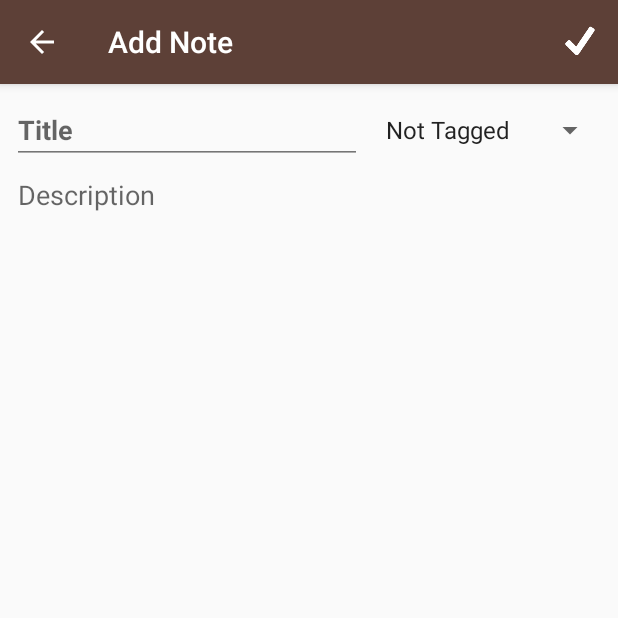
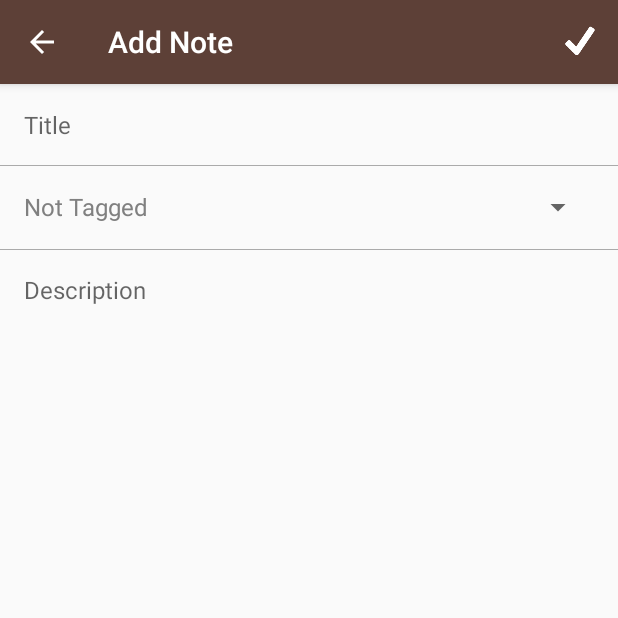
Before and after one commit to Mateaus/Note-Taking-App, an Android app: the screen it shows after launch (MainActivity), after a tap on an icon or button, on a phone screen of 412 x 824 dp, the top half of it. Run offline under Robolectric (Android 15) with nearby library versions, the phone set to English and light mode, and no system bars; our stand-ins replace ButterKnife, Room's generated code.

Commit message:
Re pushing changes since it didn't update for some reason.

```diff
--- a/app/src/main/java/com/example/mat/note_keeper/mainactivity/adapter/CategoryAdapter.java
+++ b/app/src/main/java/com/example/mat/note_keeper/mainactivity/adapter/CategoryAdapter.java
@@ -13,6 +13,7 @@ import com.example.mat.note_keeper.mainactivity.adapter.viewholder.TagListViewHo
 import com.example.mat.note_keeper.mainactivity.adapter.viewholder.TagsViewHolder;
 import com.example.mat.note_keeper.mainactivity.entity.TagCategory;
 import com.example.mat.note_keeper.mainactivity.listener.OnNewTagClickListener;
+import com.example.mat.note_keeper.mainactivity.listener.OnTagCategoryEditClickListener;
 import com.example.mat.note_keeper.mainactivity.listener.OnTagClickListener;
 import com.example.mat.note_keeper.mainactivity.model.DrawerLayoutMenuItem;
 
@@ -26,12 +27,14 @@ public class CategoryAdapter extends MultiTypeExpandableRecyclerViewAdapter<TagL
 
     private OnTagClickListener onTagClickListener;
     private OnNewTagClickListener onNewTagClickListener;
+    private OnTagCategoryEditClickListener onTagCategoryEditClickListener;
 
     public CategoryAdapter(List<? extends ExpandableGroup> groups, OnTagClickListener onTagClickListener,
-                           OnNewTagClickListener onNewTagClickListener) {
+                           OnNewTagClickListener onNewTagClickListener, OnTagCategoryEditClickListener onTagCategoryEditClickListener) {
         super(groups);
         this.onTagClickListener = onTagClickListener;
         this.onNewTagClickListener = onNewTagClickListener;
+        this.onTagCategoryEditClickListener = onTagCategoryEditClickListener;
     }
 
     @Override
@@ -71,6 +74,7 @@ public class CategoryAdapter extends MultiTypeExpandableRecyclerViewAdapter<TagL
 
     @Override
     public void onBindGroupViewHolder(TagListViewHolder holder, int flatPosition, ExpandableGroup group) {
+        holder.setEditTagClickListener(group, onTagCategoryEditClickListener);
         holder.setCategoryTag(group);
     }
 
--- a/app/src/main/java/com/example/mat/note_keeper/mainactivity/adapter/viewholder/TagListViewHolder.java
+++ b/app/src/main/java/com/example/mat/note_keeper/mainactivity/adapter/viewholder/TagListViewHolder.java
@@ -2,12 +2,15 @@ package com.example.mat.note_keeper.mainactivity.adapter.viewholder;
 
 import android.view.View;
 import android.view.animation.RotateAnimation;
+import android.widget.Button;
 import android.widget.ImageView;
 import android.widget.TextView;
 
 import com.example.mat.note_keeper.R;
 import com.example.mat.note_keeper.expandablerecyclerview.models.ExpandableGroup;
 import com.example.mat.note_keeper.expandablerecyclerview.viewholders.GroupViewHolder;
+import com.example.mat.note_keeper.mainactivity.entity.TagCategory;
+import com.example.mat.note_keeper.mainactivity.listener.OnTagCategoryEditClickListener;
 
 import butterknife.BindView;
 import butterknife.ButterKnife;
@@ -19,10 +22,8 @@ public class TagListViewHolder extends GroupViewHolder {
     @BindView(R.id.tv_tag_category)
     TextView categoryTag;
 
-    @BindView(R.id.iv_arrow_expand)
-    ImageView mArrowExpandImageView;
-
-    int initialCollapseCtn = 0;
+    @BindView(R.id.b_tag_edit_category)
+    Button categoryTagBtn;
 
     public TagListViewHolder(View itemView) {
         super(itemView);
@@ -36,31 +37,20 @@ public class TagListViewHolder extends GroupViewHolder {
     @Override
     public void expand() {
         super.expand();
-        animateExpand();
     }
 
     @Override
     public void collapse() {
         super.collapse();
-        if (initialCollapseCtn >= 1) {
-            animateCollapse();
-        }
-        initialCollapseCtn++;
     }
 
-    private void animateExpand() {
-        RotateAnimation rotate =
-                new RotateAnimation(360, 180, RELATIVE_TO_SELF, 0.5f, RELATIVE_TO_SELF, 0.5f);
-        rotate.setDuration(300);
-        rotate.setFillAfter(true);
-        mArrowExpandImageView.setAnimation(rotate);
-    }
-
-    private void animateCollapse() {
-        RotateAnimation rotate =
-                new RotateAnimation(180, 360, RELATIVE_TO_SELF, 0.5f, RELATIVE_TO_SELF, 0.5f);
-        rotate.setDuration(300);
-        rotate.setFillAfter(true);
-        mArrowExpandImageView.setAnimation(rotate);
+    public void setEditTagClickListener(final ExpandableGroup group,
+                                        final OnTagCategoryEditClickListener onTagCategoryEditClickListener) {
+        categoryTagBtn.setOnClickListener(new View.OnClickListener() {
+            @Override
+            public void onClick(View v) {
+                onTagCategoryEditClickListener.onTagEditClickListener(group);
+            }
+        });
     }
 }
--- a/app/src/main/java/com/example/mat/note_keeper/mainactivity/listener/OnTagCategoryEditClickListener.java
+++ b/app/src/main/java/com/example/mat/note_keeper/mainactivity/listener/OnTagCategoryEditClickListener.java
@@ -1,4 +1,7 @@
 package com.example.mat.note_keeper.mainactivity.listener;
 
+import com.example.mat.note_keeper.expandablerecyclerview.models.ExpandableGroup;
+
 public interface OnTagCategoryEditClickListener {
+    void onTagEditClickListener(ExpandableGroup group);
 }
--- a/app/src/main/java/com/example/mat/note_keeper/mainactivity/ui/MainActivity.java
+++ b/app/src/main/java/com/example/mat/note_keeper/mainactivity/ui/MainActivity.java
@@ -24,6 +24,7 @@ import androidx.recyclerview.widget.RecyclerView;
 import com.example.mat.note_keeper.R;
 import com.example.mat.note_keeper.color.entity.Theme;
 import com.example.mat.note_keeper.color.ui.ColorFragment;
+import com.example.mat.note_keeper.expandablerecyclerview.models.ExpandableGroup;
 import com.example.mat.note_keeper.mainactivity.MainViewModel;
 import com.example.mat.note_keeper.mainactivity.adapter.CategoryAdapter;
 import com.example.mat.note_keeper.mainactivity.adapter.ItemAdapter;
@@ -31,6 +32,7 @@ import com.example.mat.note_keeper.mainactivity.entity.Tag;
 import com.example.mat.note_keeper.mainactivity.entity.TagCategory;
 import com.example.mat.note_keeper.mainactivity.listener.OnMenuItemClickListener;
 import com.example.mat.note_keeper.mainactivity.listener.OnNewTagClickListener;
+import com.example.mat.note_keeper.mainactivity.listener.OnTagCategoryEditClickListener;
 import com.example.mat.note_keeper.mainactivity.listener.OnTagClickListener;
 import com.example.mat.note_keeper.mainactivity.listener.StatusBarListener;
 import com.example.mat.note_keeper.mainactivity.model.DrawerLayoutMenuItem;
@@ -49,7 +51,7 @@ import butterknife.BindView;
 import butterknife.ButterKnife;
 
 public class MainActivity extends AppCompatActivity implements StatusBarListener, OnTagClickListener,
-        OnMenuItemClickListener, OnNewTagClickListener {
+        OnMenuItemClickListener, OnNewTagClickListener, OnTagCategoryEditClickListener {
 
     @BindView(R.id.toolbar)
     Toolbar toolbar;
@@ -117,27 +119,13 @@ public class MainActivity extends AppCompatActivity implements StatusBarListener
             public void onChanged(List<DrawerLayoutMenuItem> drawerLayoutMenuItems) {
                 if (drawerLayoutMenuItems != null && drawerLayoutMenuItems.size() != 0) {
                     expandableAdapter.setTagList(drawerLayoutMenuItems);
+                    // Begins expanded keeps it expanded when changes happen
+                    if (!expandableAdapter.isGroupExpanded(0)) {
+                        expandableAdapter.toggleGroup(0);
+                    }
                 }
             }
         });
-/*
-        this.mainViewModel.getAllMenuItems().observe(this, new Observer<List<DrawerLayoutMenuItem>>() {
-            @Override
-            public void onChanged(List<DrawerLayoutMenuItem> drawerLayoutMenuItems) {
-                if (drawerLayoutMenuItems != null && drawerLayoutMenuItems.size() != 0) {
-                    itemAdapter.submitList(drawerLayoutMenuItems);
-                }
-            }
-        });
-*//*
-        this.mainViewModel.getAllTagMenuItems().observe(this, new Observer<List<DrawerLayoutMenuItem>>() {
-            @Override
-            public void onChanged(List<DrawerLayoutMenuItem> drawerLayoutMenuItems) {
-                if (drawerLayoutMenuItems != null && drawerLayoutMenuItems.size() != 0) {
-                    expandableAdapter.setTagList(drawerLayoutMenuItems);
-                }
-            }
-        });*/
 
         this.mainViewModel.getTheme().observe(this, new Observer<Theme>() {
             @Override
@@ -152,26 +140,6 @@ public class MainActivity extends AppCompatActivity implements StatusBarListener
                 }
             }
         });
-        // TODO: Replace tag categories to be instead a list of tags to then populate a tag category.
-        this.mainViewModel.getAllTagCategories().observe(this, new Observer<List<TagCategory>>() {
-            @Override
-            public void onChanged(List<TagCategory> tagCategories) {
-                if (tagCategories != null && tagCategories.size() != 0) {
-                    //expandableAdapter.setTagCategories(tagCategories);
-                }
-            }
-        });
-
-        this.mainViewModel.getAllNotesSize().observe(this, new Observer<Integer>() {
-            @Override
-            public void onChanged(Integer integer) {
-                if (integer != null) {
-                    //itemAdapter.getMenuItem(1).setMenuItemSize(integer);
-                }
-            }
-        });
-
-        // TODO: Increment the counter of the nav drawer here in the activity
 
         fragmentManager = getSupportFragmentManager();
         Fragment mainFragment = (Fragment) fragmentManager.findFragmentById(R.id.note_container);
@@ -318,7 +286,7 @@ public class MainActivity extends AppCompatActivity implements StatusBarListener
         expandableAdapter = new CategoryAdapter(
                 new ArrayList<TagCategory>(Arrays.asList(
                         new TagCategory("Tags", new ArrayList<Tag>()))
-                ), this, this);
+                ), this, this, this);
     }
 
     private void setRecyclerView() {
@@ -343,7 +311,13 @@ public class MainActivity extends AppCompatActivity implements StatusBarListener
 
     @Override
     public void onNewTagClick(TagCategory tagCategory) {
+        tagCategory.getItems();
         TagDialogFragment tagDialogFragment = new TagDialogFragment(tagCategory);
         tagDialogFragment.show(getSupportFragmentManager(), "");
     }
+
+    @Override
+    public void onTagEditClickListener(ExpandableGroup group) {
+        System.out.println(group.getItems().get(0));
+    }
 }
--- a/app/src/main/java/com/example/mat/note_keeper/notes/addnote/AddNoteFragment.java
+++ b/app/src/main/java/com/example/mat/note_keeper/notes/addnote/AddNoteFragment.java
@@ -78,7 +78,7 @@ public class AddNoteFragment extends Fragment {
             public void onChanged(List<DrawerLayoutMenuItem> drawerLayoutMenuItems) {
                 if (drawerLayoutMenuItems != null && drawerLayoutMenuItems.size() != 0) {
                     Collections.reverse(drawerLayoutMenuItems);
-                    ArrayAdapter<DrawerLayoutMenuItem> tagArrayAdapter = new ArrayAdapter<DrawerLayoutMenuItem>(getContext(), android.R.layout.simple_list_item_1, drawerLayoutMenuItems);
+                    ArrayAdapter<DrawerLayoutMenuItem> tagArrayAdapter = new ArrayAdapter<DrawerLayoutMenuItem>(getContext(), R.layout.spinner_item_text, drawerLayoutMenuItems);
                     tagArrayAdapter.setDropDownViewResource(android.R.layout.simple_spinner_dropdown_item);
                     tagS.setAdapter(tagArrayAdapter);
                 }
--- a/app/src/main/java/com/example/mat/note_keeper/notes/note/ui/NoteListFragment.java
+++ b/app/src/main/java/com/example/mat/note_keeper/notes/note/ui/NoteListFragment.java
@@ -60,7 +60,7 @@ public class NoteListFragment extends Fragment implements OnItemClickListener, O
         ButterKnife.bind(this, v);
         showBackButton(false);
 
-        eraseCurrentDatabase();
+        //eraseCurrentDatabase();
         setUpToolBar();
         setUpNoteAdapter();
         setUpRecyclerView();
--- a/app/src/main/java/com/example/mat/note_keeper/notes/updatenote/UpdateNoteFragment.java
+++ b/app/src/main/java/com/example/mat/note_keeper/notes/updatenote/UpdateNoteFragment.java
@@ -59,7 +59,7 @@ public class UpdateNoteFragment extends Fragment {
 
     @Override
     public View onCreateView(LayoutInflater inflater, ViewGroup container, Bundle savedInstanceState) {
-        View v = inflater.inflate(R.layout.fragment_update_note, container, false);
+        View v = inflater.inflate(R.layout.fragment_add_note, container, false);
         ButterKnife.bind(this, v);
         showBackButton(true);
 
@@ -83,7 +83,7 @@ public class UpdateNoteFragment extends Fragment {
             public void onChanged(List<DrawerLayoutMenuItem> drawerLayoutMenuItems) {
                 if (drawerLayoutMenuItems != null && drawerLayoutMenuItems.size() != 0) {
                     Collections.reverse(drawerLayoutMenuItems);
-                    ArrayAdapter<DrawerLayoutMenuItem> tagArrayAdapter = new ArrayAdapter<DrawerLayoutMenuItem>(getContext(), android.R.layout.simple_list_item_1, drawerLayoutMenuItems);
+                    ArrayAdapter<DrawerLayoutMenuItem> tagArrayAdapter = new ArrayAdapter<DrawerLayoutMenuItem>(getContext(), R.layout.spinner_item_text, drawerLayoutMenuItems);
                     tagArrayAdapter.setDropDownViewResource(android.R.layout.simple_spinner_dropdown_item);
                     tagS.setAdapter(tagArrayAdapter);
                 }
--- a/app/src/main/res/drawable/roundedbutton.xml
+++ b/app/src/main/res/drawable/roundedbutton.xml
@@ -1,6 +1,10 @@
 <?xml version="1.0" encoding="utf-8"?>
 <shape xmlns:android="http://schemas.android.com/apk/res/android"
     android:shape="rectangle">
-    <corners android:radius="8dp"/>
+    <padding android:bottom="0dp"
+        android:left="0dp"
+        android:right="0dp"
+        android:top="0dp"/>
+    <corners android:radius="8dp" />
 
 </shape>
--- a/app/src/main/res/layout/fragment_add_note.xml
+++ b/app/src/main/res/layout/fragment_add_note.xml
@@ -14,59 +14,84 @@
             android:id="@+id/titleET"
             android:layout_width="0dp"
             android:layout_height="wrap_content"
-            android:layout_marginStart="8dp"
-            android:layout_marginTop="8dp"
-            android:layout_marginBottom="8dp"
+            android:layout_marginStart="16dp"
+            android:layout_marginTop="16dp"
+            android:layout_marginEnd="16dp"
+            android:background="@android:color/transparent"
             android:ems="10"
             android:hint="Title"
             android:inputType="textPersonName"
             android:maxLength="32"
-            android:textStyle="bold"
+            android:textSize="16sp"
             android:theme="@style/EditTextThemeNote"
             app:layout_constraintBottom_toBottomOf="parent"
-            app:layout_constraintEnd_toStartOf="@+id/tagS"
+            app:layout_constraintEnd_toEndOf="parent"
             app:layout_constraintStart_toStartOf="parent"
             app:layout_constraintTop_toTopOf="parent"
             app:layout_constraintVertical_bias="0.0"
             tools:layout_conversion_absoluteHeight="45dp"
             tools:layout_conversion_absoluteWidth="395dp" />
 
+        <View
+            android:id="@+id/top_view_divider"
+            android:layout_width="match_parent"
+            android:layout_height="0.5dp"
+            android:layout_marginTop="8dp"
+            android:layout_marginBottom="8dp"
+            android:background="@android:color/darker_gray"
+            app:layout_constraintBottom_toTopOf="@+id/tagS"
+            app:layout_constraintEnd_toEndOf="@+id/titleET"
+            app:layout_constraintStart_toStartOf="@+id/titleET"
+            app:layout_constraintTop_toBottomOf="@+id/titleET" />
+
+        <Spinner
+            android:id="@+id/tagS"
+            android:layout_width="0dp"
+            android:layout_height="wrap_content"
+            android:layout_marginStart="16dp"
+            android:layout_marginTop="32dp"
+            android:layout_marginEnd="16dp"
+            app:layout_constraintBottom_toBottomOf="parent"
+            app:layout_constraintEnd_toEndOf="parent"
+            app:layout_constraintStart_toStartOf="parent"
+            app:layout_constraintTop_toBottomOf="@+id/titleET"
+            app:layout_constraintVertical_bias="0.0" />
+
+        <View
+            android:id="@+id/bottoom_view_divider"
+            android:layout_width="match_parent"
+            android:layout_height="0.5dp"
+            android:layout_marginTop="8dp"
+            android:layout_marginBottom="8dp"
+            android:background="@android:color/darker_gray"
+            app:layout_constraintBottom_toTopOf="@+id/descriptionET"
+            app:layout_constraintEnd_toEndOf="@+id/tagS"
+            app:layout_constraintStart_toStartOf="@+id/tagS"
+            app:layout_constraintTop_toBottomOf="@+id/tagS" />
+
         <EditText
             android:id="@+id/descriptionET"
             android:layout_width="0dp"
             android:layout_height="wrap_content"
-            android:layout_marginStart="8dp"
-            android:layout_marginTop="8dp"
-            android:layout_marginEnd="8dp"
+            android:layout_marginStart="16dp"
+            android:layout_marginTop="32dp"
+            android:layout_marginEnd="16dp"
             android:layout_marginBottom="8dp"
             android:background="@android:color/transparent"
             android:ems="10"
             android:hint="Description"
             android:inputType="textMultiLine"
             android:maxLength="512"
+            android:textSize="16sp"
             android:theme="@style/EditTextThemeNote"
-            android:paddingLeft="4dp"
             app:layout_constraintBottom_toBottomOf="parent"
             app:layout_constraintEnd_toEndOf="parent"
             app:layout_constraintStart_toStartOf="parent"
-            app:layout_constraintTop_toBottomOf="@+id/titleET"
+            app:layout_constraintTop_toBottomOf="@+id/tagS"
             app:layout_constraintVertical_bias="0.0"
             tools:layout_conversion_absoluteHeight="24dp"
             tools:layout_conversion_absoluteWidth="387dp" />
 
-        <Spinner
-            android:id="@+id/tagS"
-            android:layout_width="wrap_content"
-            android:layout_height="0dp"
-            android:layout_marginEnd="8dp"
-            android:layout_marginBottom="8dp"
-            app:layout_constraintBottom_toTopOf="@+id/descriptionET"
-            app:layout_constraintEnd_toEndOf="parent"
-            app:layout_constraintHorizontal_bias="1.0"
-            app:layout_constraintStart_toEndOf="@+id/titleET"
-            app:layout_constraintTop_toTopOf="@+id/titleET"
-            app:layout_constraintVertical_bias="0.0" />
-
     </androidx.constraintlayout.widget.ConstraintLayout>
 
 </androidx.coordinatorlayout.widget.CoordinatorLayout>
--- a/app/src/main/res/layout/spinner_item_text.xml
+++ b/app/src/main/res/layout/spinner_item_text.xml
@@ -1,6 +1,9 @@
 <?xml version="1.0" encoding="utf-8"?>
-<LinearLayout xmlns:android="http://schemas.android.com/apk/res/android"
-    android:orientation="vertical" android:layout_width="match_parent"
-    android:layout_height="match_parent">
-
-</LinearLayout>
+<TextView xmlns:android="http://schemas.android.com/apk/res/android"
+    android:id="@+id/spinner_tv"
+    android:layout_width="wrap_content"
+    android:layout_height="wrap_content"
+    android:fontFamily="sans-serif"
+    android:singleLine="true"
+    android:textSize="16sp"
+    android:textColor="@android:color/tab_indicator_text"/>
```
Also changed, not shown: app/src/main/res/layout/tag_category_item.xml (+18 -8 lines), app/src/main/res/layout/tag_footer_item.xml (+7 -5 lines).
